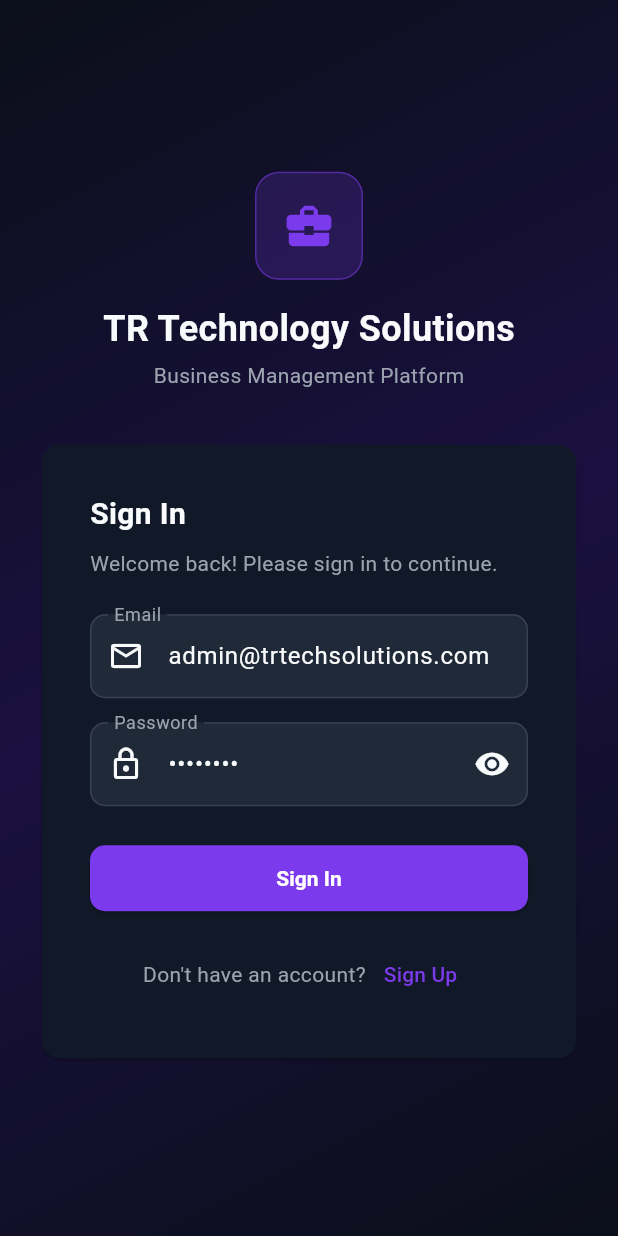
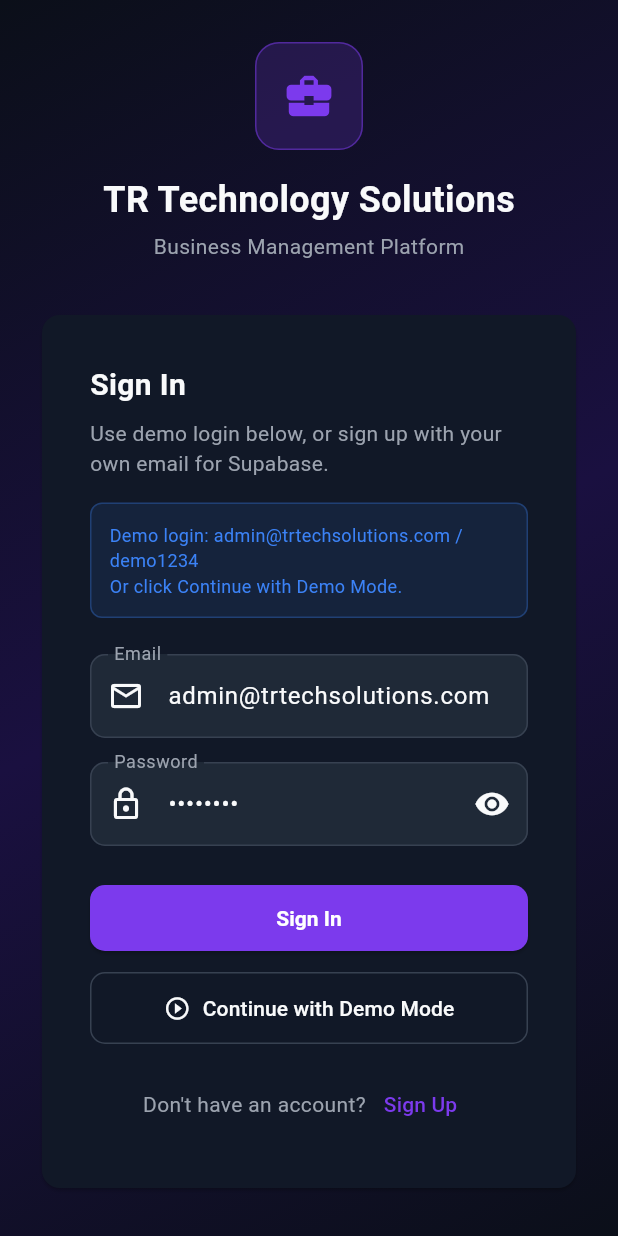
Before and after one commit to PRABHVEERSINGH17/2023a1r109king, a Flutter app: the screen it shows after launch, on a phone screen of 412 x 824 dp. Run offline on Flutter 3.47's test engine with Material 3 defaults, Android fonts, the phone set to English and light mode, and no system bars; our stand-ins replace fl_chart, flutter_dotenv, flutter_riverpod, go_router, supabase_flutter; accounts and stored records are empty.

Commit message:
Fix invalid credentials: demo login always works
Pre-filled admin@trtechsolutions.com / demo1234 now enters demo mode
instead of calling Supabase. Always show Continue with Demo Mode button
and clearer error messaging for real auth failures.

Co-authored-by: Prabhveer singh <PRABHVEERSINGH17@users.noreply.github.com>

```diff
--- a/tr_tech_solutions/lib/features/auth/providers/auth_provider.dart
+++ b/tr_tech_solutions/lib/features/auth/providers/auth_provider.dart
@@ -4,6 +4,9 @@ import 'package:flutter_riverpod/flutter_riverpod.dart';
 import 'package:supabase_flutter/supabase_flutter.dart';
 import 'package:tr_tech_solutions/core/config/supabase_config.dart';
 import 'package:tr_tech_solutions/core/providers/app_mode_provider.dart';
+
+const kDemoEmail = 'admin@trtechsolutions.com';
+const kDemoPassword = 'demo1234';
 
 final authStateProvider = StreamProvider<AuthState>((ref) {
   if (!SupabaseConfig.isConfigured) {
@@ -25,7 +28,7 @@ class AuthService {
   bool get isDemoMode => _ref.read(demoModeProvider);
 
   String? get currentUserEmail {
-    if (isDemoMode) return 'admin@trtechsolutions.com';
+    if (isDemoMode) return kDemoEmail;
     if (!SupabaseConfig.isConfigured) return null;
     return Supabase.instance.client.auth.currentUser?.email;
   }
@@ -36,16 +39,21 @@ class AuthService {
     return Supabase.instance.client.auth.currentUser?.id;
   }
 
+  bool _isDemoCredentials(String email, String password) {
+    return email.trim().toLowerCase() == kDemoEmail && password == kDemoPassword;
+  }
+
   Future<void> enterDemoMode() async {
     _ref.read(demoModeProvider.notifier).state = true;
   }
 
   Future<void> signIn(String email, String password) async {
-    if (!SupabaseConfig.isConfigured) {
-      // Demo login — any credentials work
+    // Built-in demo account always works, even when Supabase is configured.
+    if (_isDemoCredentials(email, password) || !SupabaseConfig.isConfigured) {
       await enterDemoMode();
       return;
     }
+
     await Supabase.instance.client.auth.signInWithPassword(
       email: email,
       password: password,
@@ -57,11 +65,17 @@ class AuthService {
       await enterDemoMode();
       return;
     }
-    await Supabase.instance.client.auth.signUp(
+
+    final response = await Supabase.instance.client.auth.signUp(
       email: email,
       password: password,
       data: {'full_name': fullName},
     );
+
+    // If email confirmation is disabled, session is returned immediately.
+    if (response.session != null) {
+      return;
+    }
   }
 
   Future<void> signOut() async {
--- a/tr_tech_solutions/lib/features/auth/screens/login_screen.dart
+++ b/tr_tech_solutions/lib/features/auth/screens/login_screen.dart
@@ -38,8 +38,23 @@ class _LoginScreenState extends ConsumerState<LoginScreen> {
       if (mounted) context.go('/dashboard');
     } catch (e) {
       if (mounted) {
+        final message = e.toString().toLowerCase();
+        final isInvalid = message.contains('invalid') ||
+            message.contains('credentials') ||
+            message.contains('email not confirmed');
+
         ScaffoldMessenger.of(context).showSnackBar(
-          SnackBar(content: Text('Login failed: ${e.toString()}')),
+          SnackBar(
+            content: Text(
+              isInvalid
+                  ? 'Invalid credentials. Use Sign Up first, or click Continue with Demo Mode.'
+                  : 'Login failed: $e',
+            ),
+            action: SnackBarAction(
+              label: 'Demo Mode',
+              onPressed: _enterDemo,
+            ),
+          ),
         );
       }
     } finally {
@@ -129,13 +144,10 @@ class _LoginScreenState extends ConsumerState<LoginScreen> {
                 style: TextStyle(fontSize: 20, fontWeight: FontWeight.bold),
               ),
               const SizedBox(height: 8),
-              Text(
-                SupabaseConfig.isConfigured
-                    ? 'Welcome back! Please sign in to continue.'
-                    : 'Demo mode ready — click below to explore the full app.',
-                style: const TextStyle(color: AppColors.textSecondary),
+              const Text(
+                'Use demo login below, or sign up with your own email for Supabase.',
+                style: TextStyle(color: AppColors.textSecondary),
               ),
-              if (!SupabaseConfig.isConfigured) ...[
               const SizedBox(height: 16),
               Container(
                 padding: const EdgeInsets.all(12),
@@ -144,12 +156,13 @@ class _LoginScreenState extends ConsumerState<LoginScreen> {
                   borderRadius: BorderRadius.circular(8),
                   border: Border.all(color: AppColors.info.withOpacity(0.3)),
                 ),
-                  child: const Text(
-                    'Running with demo data. Add Supabase credentials in assets/.env to connect your backend.',
-                    style: TextStyle(color: AppColors.info, fontSize: 12),
+                child: Text(
+                  SupabaseConfig.isConfigured
+                      ? 'Demo login: admin@trtechsolutions.com / demo1234\nOr click Continue with Demo Mode.'
+                      : 'Demo mode ready. Click Continue with Demo Mode.',
+                  style: const TextStyle(color: AppColors.info, fontSize: 12),
                 ),
               ),
-              ],
               const SizedBox(height: 24),
               TextFormField(
                 controller: _emailController,
@@ -191,21 +204,20 @@ class _LoginScreenState extends ConsumerState<LoginScreen> {
                         width: 20,
                         child: CircularProgressIndicator(strokeWidth: 2, color: Colors.white),
                       )
-                    : Text(SupabaseConfig.isConfigured ? 'Sign In' : 'Sign In (Demo)'),
+                    : const Text('Sign In'),
               ),
-              if (!SupabaseConfig.isConfigured) ...[
               const SizedBox(height: 12),
               OutlinedButton.icon(
                 onPressed: _isLoading ? null : _enterDemo,
                 icon: const Icon(Icons.play_circle_outline),
-                  label: const Text('Explore Demo Dashboard'),
+                label: const Text('Continue with Demo Mode'),
               ),
-              ],
               const SizedBox(height: 16),
               Row(
                 mainAxisAlignment: MainAxisAlignment.center,
                 children: [
-                  const Text("Don't have an account?", style: TextStyle(color: AppColors.textSecondary)),
+                  const Text("Don't have an account?",
+                      style: TextStyle(color: AppColors.textSecondary)),
                   TextButton(
                     onPressed: () => context.go('/signup'),
                     child: const Text('Sign Up'),
```
Lines whose indentation alone changed are shown as unchanged.
